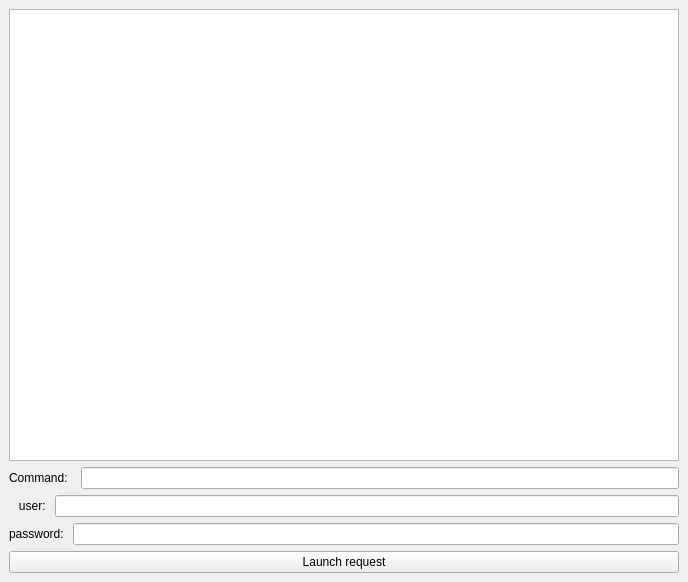
First picture: the form in lui_testing/py3_pyside2_n_dui2/manage_users/simple.ui, repository luisodls/dui_prototyping, before the edit.
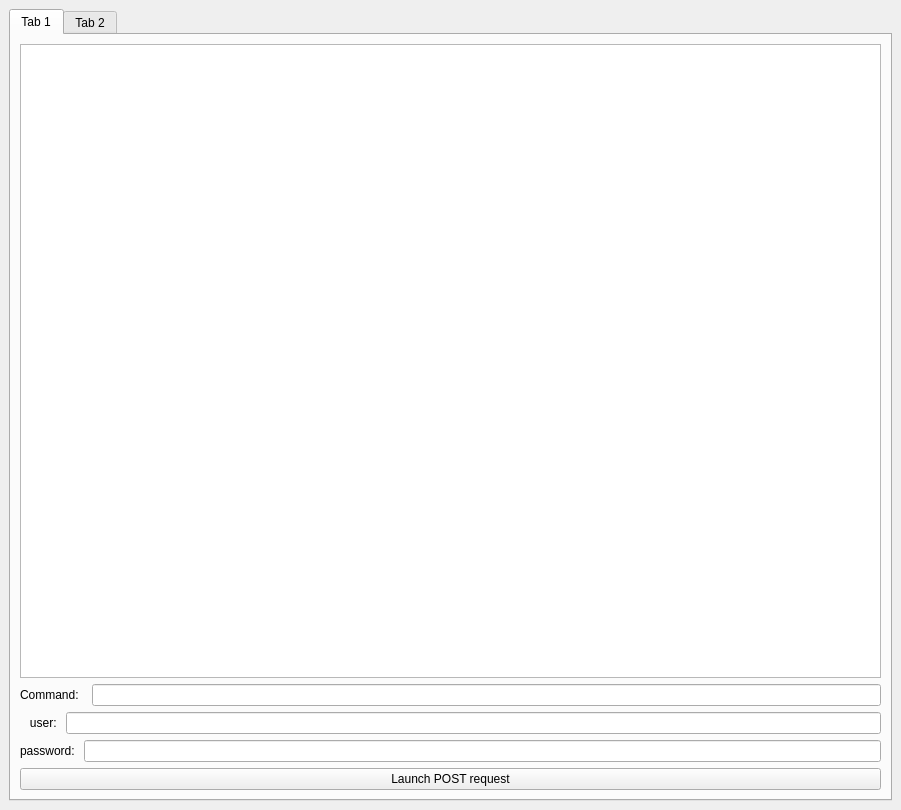
Second picture: the form after the edit.

Commit message: adding a << tab >> to test client

What changed in the file:
```diff
--- a/lui_testing/py3_pyside2_n_dui2/manage_users/simple.ui
+++ b/lui_testing/py3_pyside2_n_dui2/manage_users/simple.ui
@@ -6,20 +6,34 @@
    <rect>
     <x>0</x>
     <y>0</y>
-    <width>688</width>
-    <height>582</height>
+    <width>901</width>
+    <height>810</height>
    </rect>
   </property>
   <property name="windowTitle">
    <string>MainWindow</string>
   </property>
   <widget class="QWidget" name="HtmlWidget">
-   <layout class="QVBoxLayout" name="verticalLayout">
+   <layout class="QGridLayout" name="gridLayout_2">
+    <item row="0" column="0">
+     <widget class="QTabWidget" name="tabWidget">
+      <property name="currentIndex">
+       <number>0</number>
+      </property>
+      <widget class="QWidget" name="tab">
+       <attribute name="title">
+        <string>Tab 1</string>
+       </attribute>
+       <layout class="QGridLayout" name="gridLayout">
+        <item row="0" column="0">
+         <layout class="QVBoxLayout" name="verticalLayout_4">
     <item>
      <widget class="QTextEdit" name="TextOut"/>
     </item>
     <item>
-     <layout class="QHBoxLayout" name="horizontalLayout">
+           <layout class="QVBoxLayout" name="verticalLayout_2">
+            <item>
+             <layout class="QHBoxLayout" name="horizontalLayout_3">
       <item>
        <widget class="QLabel" name="label">
         <property name="text">
@@ -47,7 +61,7 @@
      </layout>
     </item>
     <item>
-     <layout class="QHBoxLayout" name="horizontalLayout_3">
+             <layout class="QHBoxLayout" name="horizontalLayout">
       <item>
        <widget class="QLabel" name="label_3">
         <property name="text">
@@ -60,11 +74,24 @@
       </item>
      </layout>
     </item>
-    <item>
+           </layout>
+          </item>
+         </layout>
+        </item>
+        <item row="1" column="0">
      <widget class="QPushButton" name="Button1">
       <property name="text">
-       <string>Launch request</string>
-      </property>
+           <string>Launch POST request</string>
+          </property>
+         </widget>
+        </item>
+       </layout>
+      </widget>
+      <widget class="QWidget" name="tab_2">
+       <attribute name="title">
+        <string>Tab 2</string>
+       </attribute>
+      </widget>
      </widget>
     </item>
    </layout>
```
Lines whose indentation alone changed are shown as unchanged.
